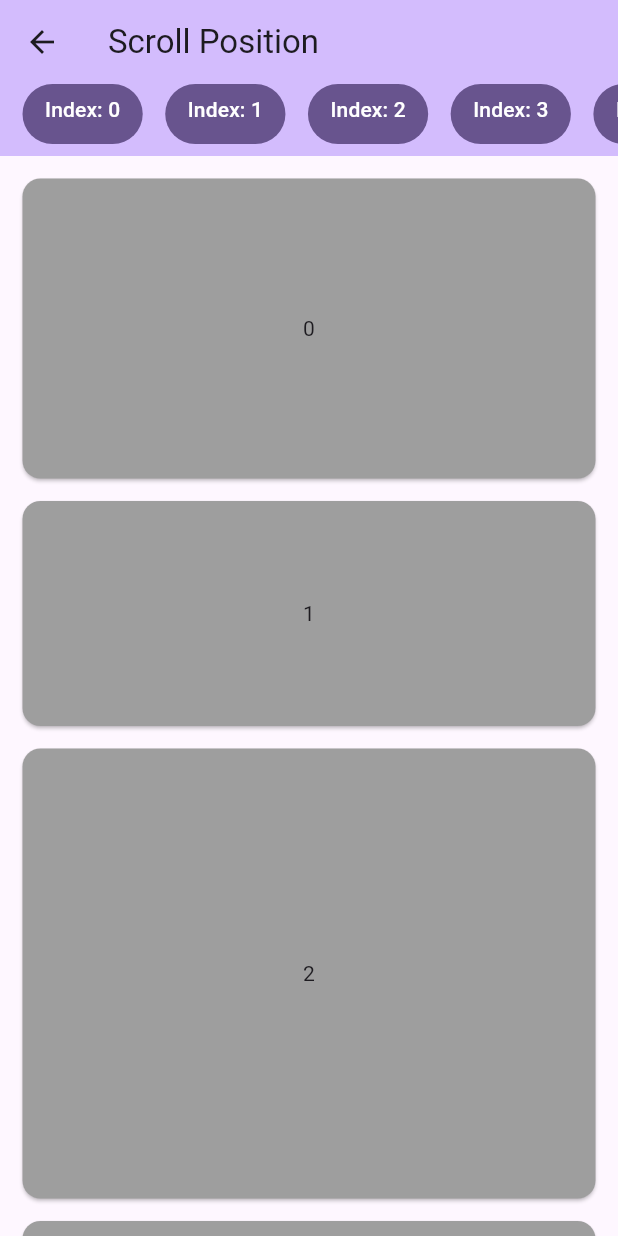
After one commit to RubyRook/example, a Flutter app: the screen it shows after launch, after a tap on "Scroll Position example", on a phone screen of 412 x 824 dp. The commit adds this screen. Run offline on Flutter 3.47's test engine with Material 3 defaults, Android fonts, the phone set to English and light mode, and no system bars; our stand-ins replace dio.

Commit message:
Add scroll position example

```diff
--- /dev/null
+++ b/lib/features/scroll/scroll_position.dart
@@ -0,0 +1,89 @@
+import 'package:flutter/material.dart';
+
+class MyScrollPosition extends StatefulWidget {
+  const MyScrollPosition({super.key});
+
+  @override
+  State<MyScrollPosition> createState() => MyScrollPositionState();
+}
+
+class MyScrollPositionState extends State<MyScrollPosition> {
+  final items = [
+    (key: GlobalKey(), height: 200.0),
+    (key: GlobalKey(), height: 150.0),
+    (key: GlobalKey(), height: 300.0),
+    (key: GlobalKey(), height: 400.0),
+    (key: GlobalKey(), height: 100.0),
+    (key: GlobalKey(), height: 500.0),
+  ];
+
+  void scrollTo (int index){
+    final currentContext = items[index].key.currentContext;
+    if (currentContext != null) {
+      Scrollable.ensureVisible(
+        currentContext,
+        duration: const Duration(milliseconds: 300),
+      );
+    }
+  }
+
+  @override
+  Widget build(BuildContext context) {
+    return Scaffold(
+      appBar: AppBar(
+        backgroundColor: Theme.of(context).colorScheme.inversePrimary,
+        title: const Text('Scroll Position'),
+        bottom: PreferredSize(
+          preferredSize: const Size(double.maxFinite, kTextTabBarHeight,),
+          child: SizedBox(
+            height: kTextTabBarHeight,
+            child: SingleChildScrollView(
+              padding: const EdgeInsets.symmetric(horizontal: 15),
+              scrollDirection: Axis.horizontal,
+              child: Wrap(
+                spacing: 15,
+                children: List.generate(items.length, (index) {
+                  return FilledButton(
+                    style: FilledButton.styleFrom(
+                      padding: const EdgeInsets.symmetric(horizontal: 15),
+                      tapTargetSize: MaterialTapTargetSize.shrinkWrap,
+                    ),
+                    onPressed: () {
+                      scrollTo(index);
+                    },
+                    child: SizedBox(
+                      height: kToolbarHeight-30,
+                      child: Text('Index: $index'),
+                    ),
+                  );
+                },),
+              ),
+            ),
+          ),
+        ),
+      ),
+      body: SingleChildScrollView(
+        padding: const EdgeInsets.all(15),
+        child: Wrap(
+          runSpacing: 15,
+          children: List.generate(items.length, (index) {
+            final item = items[index];
+
+            return SizedBox(
+              key: item.key,
+              width: double.maxFinite,
+              height: item.height,
+              child: Card(
+                color: Colors.grey,
+                margin: EdgeInsets.zero,
+                child: Center(
+                  child: Text(index.toString()),
+                ),
+              ),
+            );
+          },),
+        ),
+      ),
+    );
+  }
+}
--- a/lib/main.dart
+++ b/lib/main.dart
@@ -1,4 +1,5 @@
 import 'package:flutter/material.dart';
+import 'features/scroll/scroll_position.dart';
 import 'features/sealed_example/sealed_status.dart';
 
 void main() {
@@ -52,6 +53,15 @@ class _MyHomePageState extends State<MyHomePage> {
                 child: const Text('Sealed class example'),
               ),
             ),
+            SizedBox(
+              width: double.maxFinite,
+              child: FilledButton(
+                onPressed: () {
+                  Navigator.of(context).push(MaterialPageRoute(builder: (context) => const MyScrollPosition(),),);
+                },
+                child: const Text('Scroll Position example'),
+              ),
+            ),
           ],
         ),
       ),
```
